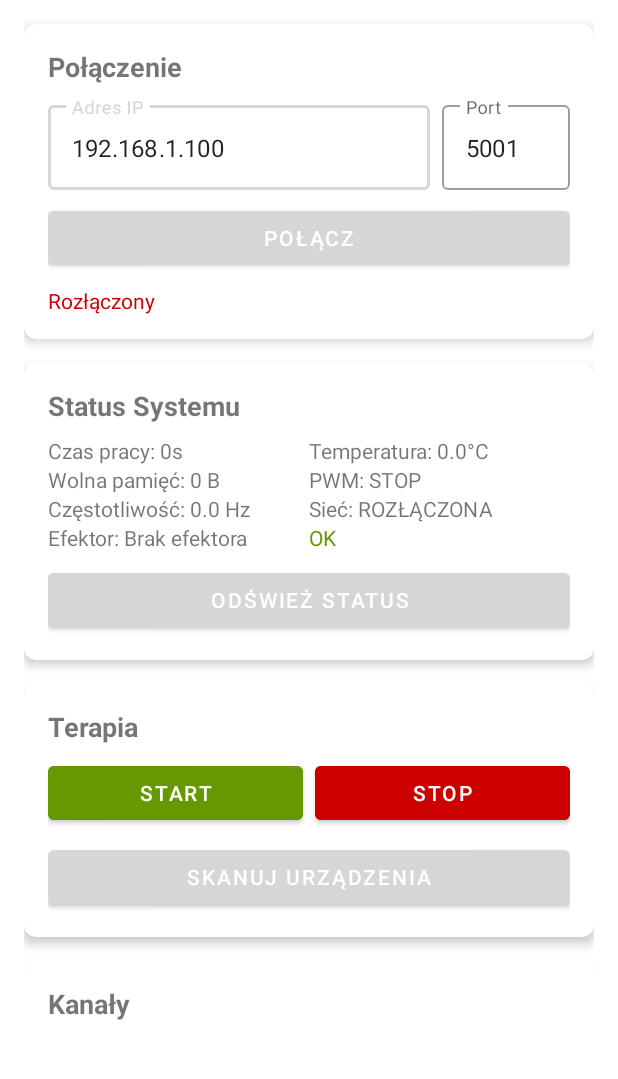
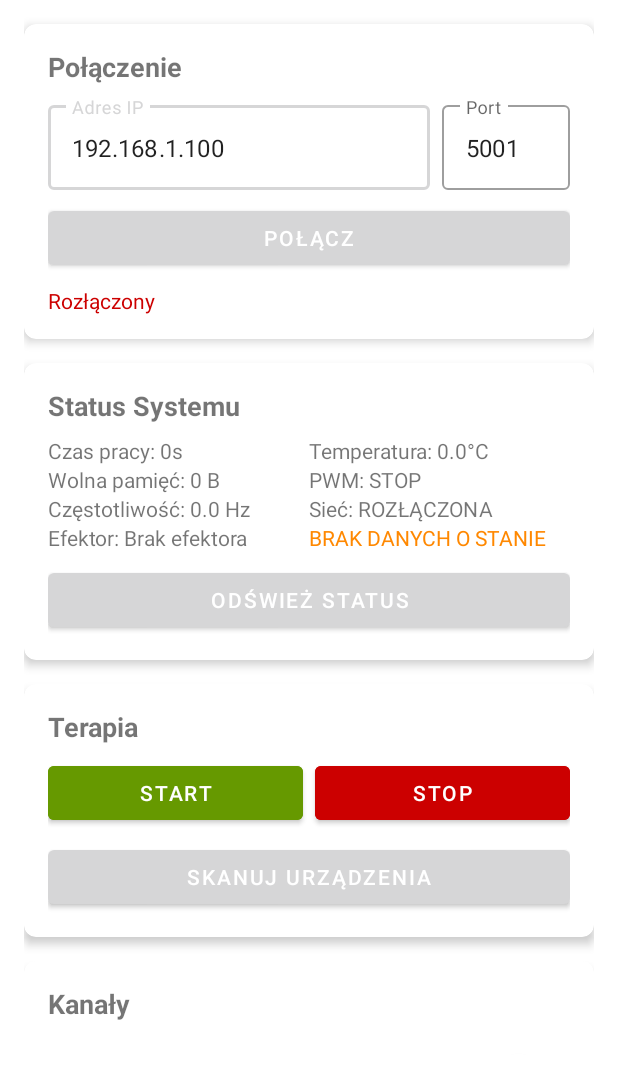
Before and after one commit to bartoszruta26-droid/Bioresonance, an Android app: the screen it shows after launch (MainActivity), on a phone screen of 412 x 824 dp, the part 157-1236 px from its top. Run offline under Robolectric (Android 15) with nearby library versions, the light colour scheme and no system bars.

Commit message:
Show missing safety state as unknown instead of OK or fault

```diff
--- a/android_app/app/src/main/java/com/resonet/nano/MainActivity.kt
+++ b/android_app/app/src/main/java/com/resonet/nano/MainActivity.kt
@@ -169,12 +169,17 @@ class MainActivity : AppCompatActivity() {
         binding.tvEffectorType.text = "Efektor: ${status.detectedEffector.displayName}"
 
         // Kolorowanie statusu bezpieczeństwa
-        val safetyColor = if (status.isSafe)
-            android.R.color.holo_green_dark
-        else
-            android.R.color.holo_red_dark
+        val safetyColor = when {
+            !status.systemStateReported -> android.R.color.holo_orange_dark
+            status.hasError || !status.isSafe -> android.R.color.holo_red_dark
+            else -> android.R.color.holo_green_dark
+        }
         binding.tvSafetyStatus.setTextColor(getColor(safetyColor))
-        binding.tvSafetyStatus.text = if (status.hasError) "BŁĄD" else "OK"
+        binding.tvSafetyStatus.text = when {
+            !status.systemStateReported -> "BRAK DANYCH O STANIE"
+            status.hasError || !status.isSafe -> "BŁĄD"
+            else -> "OK"
+        }
     }
 
     /**
```
